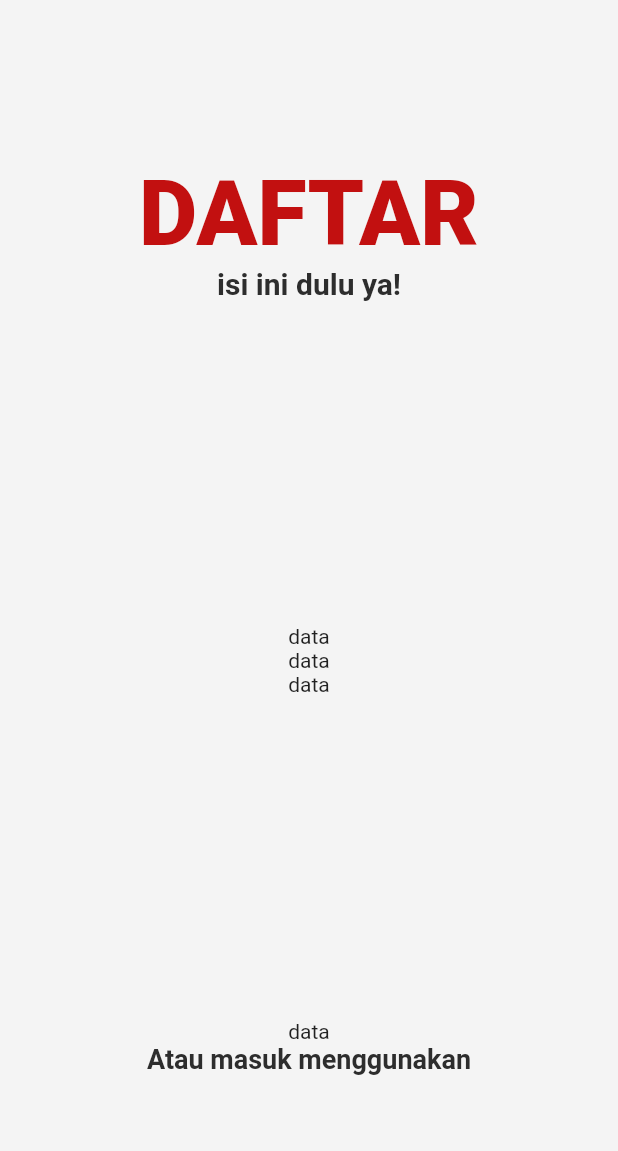
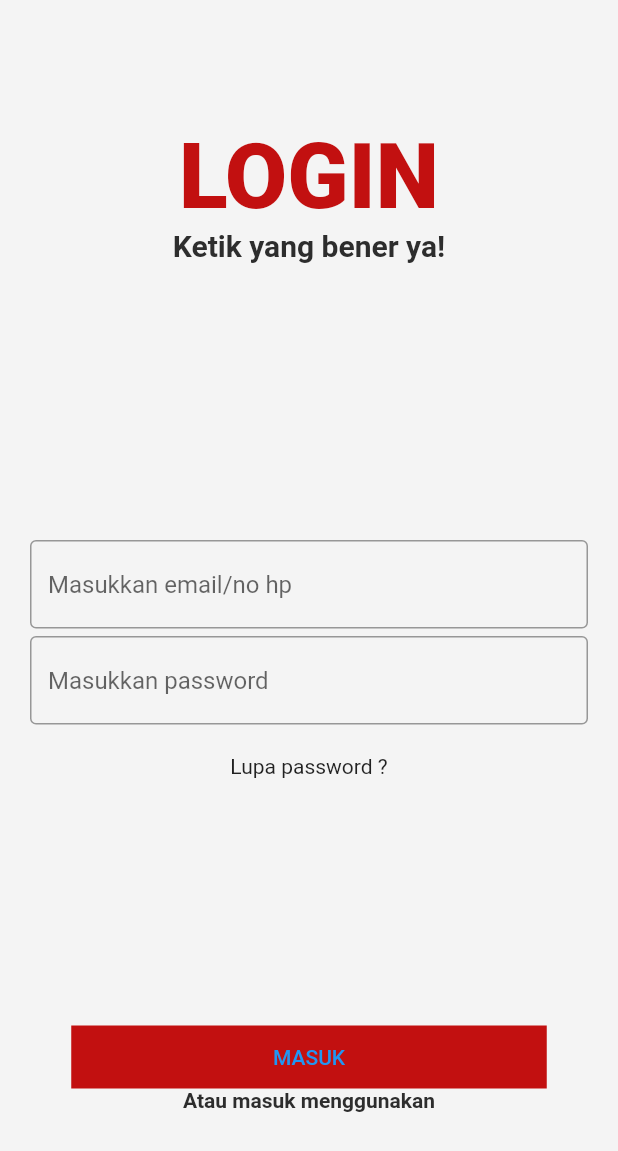
Before and after one commit to AriefLazuardi/delicate, a Flutter app: the screen it shows after launch, after a tap on "Login", on a phone screen of 412 x 824 dp. Shown: the top 1151 px of the screen. Run offline on Flutter 3.47's test engine with Material 2 defaults, Android fonts, the phone set to English and light mode, and no system bars; Roboto replaces fonts that are missing (Poppins).

Commit message:
penambahan fitur login

```diff
--- a/lib/pages/Login/login.dart
+++ b/lib/pages/Login/login.dart
@@ -18,21 +18,50 @@ class _LoginState extends State<Login> {
           children: [
             Column(
               children: [
-                Text("DAFTAR",style: TextStyle(fontSize: 60, fontWeight: FontWeight.w800, color: Color(0xffC21010)),),
-                Text("isi ini dulu ya!", style: TextStyle( fontSize: 20, fontWeight: FontWeight.w600, color: Color(0xff2D2D2D)),),
+                Text("LOGIN",style: TextStyle(fontSize: 60, fontWeight: FontWeight.w800, color: Color(0xffC21010)),),
+                Text("Ketik yang bener ya!", style: TextStyle( fontSize: 20, fontWeight: FontWeight.w600, color: Color(0xff2D2D2D)),),
               ],
             ),
             Column(
               children: [
-                Text("data"),
-                Text("data"),
-                Text("data"),
+                Container(
+                  padding: EdgeInsets.fromLTRB(20, 20, 20, 5),
+                  child: TextFormField(
+                    decoration: InputDecoration(
+                      border: OutlineInputBorder(),
+                      focusedBorder: OutlineInputBorder(
+                        borderSide: BorderSide(color: Colors.black87)
+                      ),
+                      hintText: "Masukkan email/no hp"
+                    ),
+                  ),
+                ),
+                Container(
+                  padding: EdgeInsets.fromLTRB(20, 0, 20, 20),
+                  child: TextFormField(
+                    decoration: InputDecoration(
+                      border: OutlineInputBorder(),
+                      focusedBorder: OutlineInputBorder(
+                        borderSide: BorderSide(color: Colors.black87)
+                      ),
+                      hintText: "Masukkan password"
+                    ),
+                  ),
+                ),
+                Text("Lupa password ?"),
               ],
             ),
             Column(
               children: [
-                Text("data"),
-                Text("Atau masuk menggunakan", style: TextStyle( fontSize: 18, fontWeight: FontWeight.w600, color: Color(0xff2D2D2D)),),
+                Container(
+                  color: Color(0xffC21010),
+                  width: 317,
+                  height: 42,
+                  child: TextButton(
+                  onPressed: () => Navigator.pushNamed(context, "/login"),
+                  child: Text("MASUK",)),
+                ),
+                Text("Atau masuk menggunakan", style: TextStyle( fontSize: 14, fontWeight: FontWeight.w600, color: Color(0xff2D2D2D)),),
               ],
             ),
           ],
--- a/pubspec.yaml
+++ b/pubspec.yaml
@@ -60,7 +60,8 @@ flutter:
 
   # To add assets to your application, add an assets section, like this:
   # assets:
-  #   - images/a_dot_burr.jpeg
+  #   - assets/images/pattern.png
+  #   - assets/images/pattern1.jpg
   #   - images/a_dot_ham.jpeg
 
   # An image asset can refer to one or more resolution-specific "variants", see
```
Also changed, not shown: assets/images/pattern.png (deleted).
